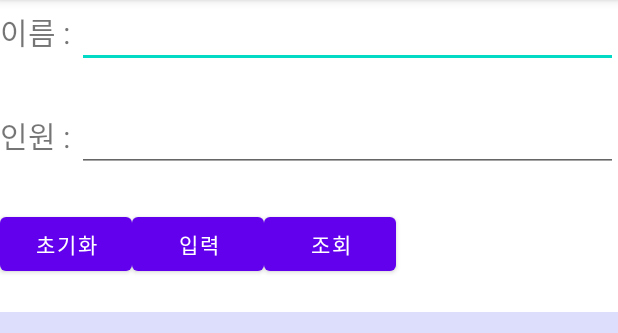
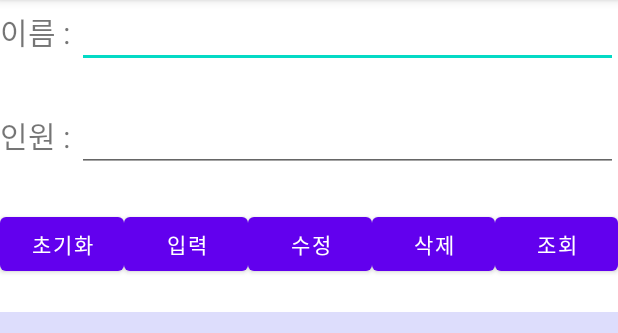
Before and after one commit to naerim/Kotlin_study, an Android app: the screen it shows after launch (MainActivity), on a phone screen of 412 x 824 dp, the part 84-417 px from its top. Run offline under Robolectric (Android 15) with nearby library versions, the phone set to English and light mode, and no system bars.

Commit message:
그룹 관리 어플 (수정, 삭제 기능 추가)

```diff
--- a/GroupApp/app/src/main/java/com/example/groupapp/MainActivity.kt
+++ b/GroupApp/app/src/main/java/com/example/groupapp/MainActivity.kt
@@ -16,9 +16,12 @@ class MainActivity : AppCompatActivity() {
     lateinit var edtNumber : EditText
     lateinit var edtNameResult : EditText
     lateinit var edtNumberResult : EditText
+
     lateinit var btnInit : Button
     lateinit var btnInsert : Button
     lateinit var btnSelect : Button
+    lateinit var btnUpdate : Button
+    lateinit var btnDelete : Button
 
     lateinit var myHelper : myDBHelper
     lateinit var sqlDB : SQLiteDatabase
@@ -34,6 +37,8 @@ class MainActivity : AppCompatActivity() {
         btnInit = findViewById(R.id.btnInit)
         btnInsert = findViewById(R.id.btnInsert)
         btnSelect = findViewById(R.id.btnSelect)
+        btnUpdate = findViewById(R.id.btnUpdate)
+        btnDelete = findViewById(R.id.btnDelete)
 
         myHelper = myDBHelper(this)
 
@@ -50,6 +55,7 @@ class MainActivity : AppCompatActivity() {
                     +edtNumber.text.toString() + ");")
             sqlDB.close()
             Toast.makeText(applicationContext, "입력됨", Toast.LENGTH_SHORT).show()
+            btnSelect.callOnClick()
         }
 
         btnSelect.setOnClickListener {
@@ -72,6 +78,29 @@ class MainActivity : AppCompatActivity() {
             cursor.close()
             sqlDB.close()
         }
+
+        btnUpdate.setOnClickListener {
+            sqlDB = myHelper.writableDatabase
+
+            sqlDB.execSQL("UPDATE groupTBL SET gNumber = "+edtNumber.text+" WHERE gName = '"
+            + edtName.text.toString() +"';")
+
+            sqlDB.close()
+
+            Toast.makeText(applicationContext, "수정됨", Toast.LENGTH_SHORT).show()
+            btnSelect.callOnClick()
+        }
+
+        btnDelete.setOnClickListener {
+            sqlDB = myHelper.writableDatabase
+
+            sqlDB.execSQL("DELETE FROM groupTBL WHERE gName = '" +edtName.text.toString()+"';")
+
+            sqlDB.close()
+
+            Toast.makeText(applicationContext, "삭제됨", Toast.LENGTH_SHORT).show()
+            btnSelect.callOnClick()
+        }
     }
 
     inner class myDBHelper(context: Context) : SQLiteOpenHelper(context, "groupDB", null, 1) {
--- a/GroupApp/app/src/main/res/layout/activity_main.xml
+++ b/GroupApp/app/src/main/res/layout/activity_main.xml
@@ -51,16 +51,31 @@
         android:orientation="horizontal">
         <Button
             android:id="@+id/btnInit"
+            android:layout_weight="1"
             android:layout_width="wrap_content"
             android:layout_height="wrap_content"
             android:text="초기화"/>
         <Button
             android:id="@+id/btnInsert"
+            android:layout_weight="1"
             android:layout_width="wrap_content"
             android:layout_height="wrap_content"
             android:text="입력"/>
         <Button
+            android:id="@+id/btnUpdate"
+            android:layout_weight="1"
+            android:layout_width="wrap_content"
+            android:layout_height="wrap_content"
+            android:text="수정"/>
+        <Button
+            android:id="@+id/btnDelete"
+            android:layout_weight="1"
+            android:layout_width="wrap_content"
+            android:layout_height="wrap_content"
+            android:text="삭제"/>
+        <Button
             android:id="@+id/btnSelect"
+            android:layout_weight="1"
             android:layout_width="wrap_content"
             android:layout_height="wrap_content"
             android:text="조회"/>
```
